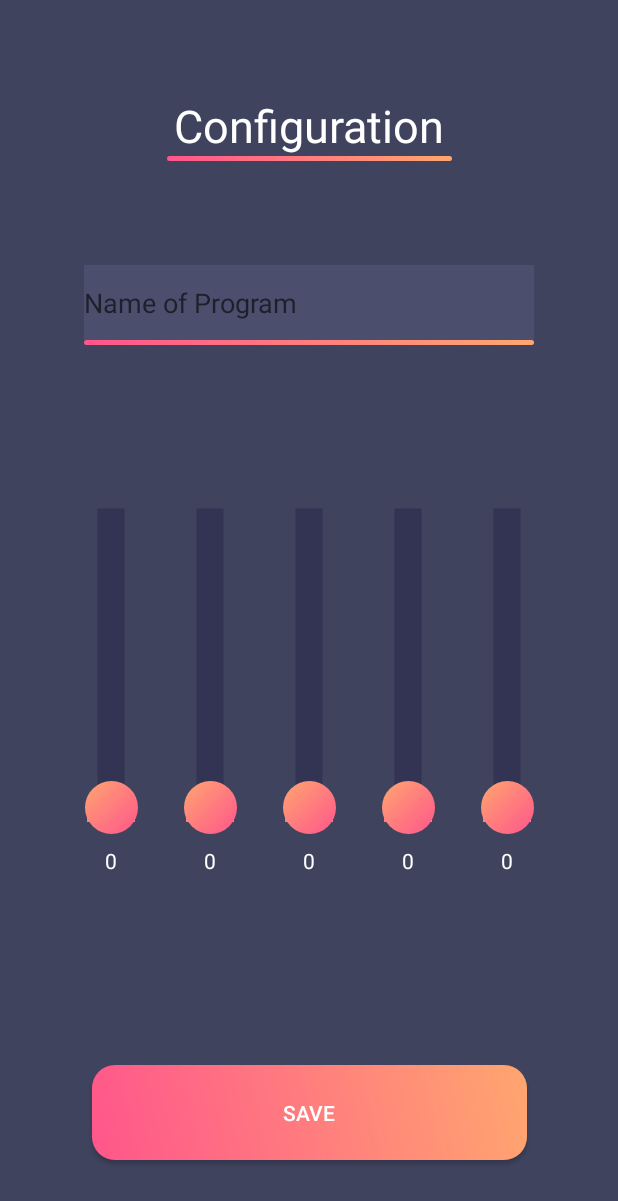
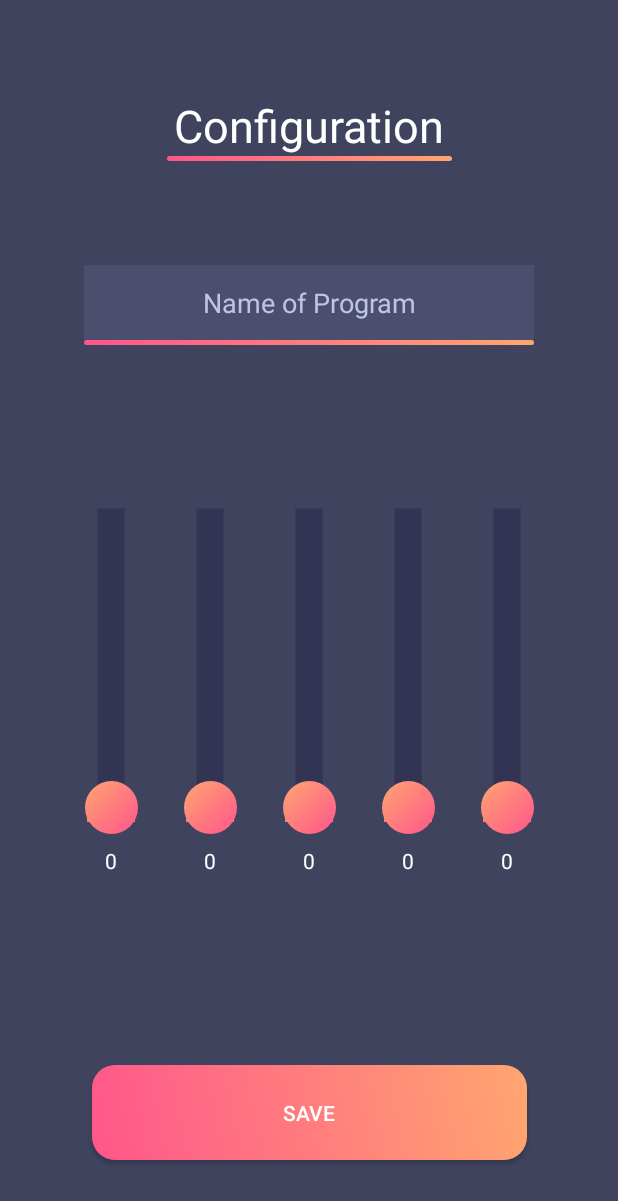
Before and after one commit to jdkramhoft/Audientes, an Android app: the Modes_Tab1 screen opened directly, with no data from a screen before it, after a tap on "ADD CUSTOM MODE", on a phone screen of 412 x 824 dp. Shown: the top 1201 px of the screen. Run offline under Robolectric (Android 15) with nearby library versions, the phone set to English and light mode, and no system bars; our stand-ins replace Room's generated code; libraries missing offline, so code that uses them is left out: com.github.mikephil.charting; 49 statements that could not run were skipped; 3 other taps on this screen came first.

Commit message:
updated visuals in Edit program

```diff
--- a/app/src/main/java/a3/audientes/fragments/Modes_Tab1.java
+++ b/app/src/main/java/a3/audientes/fragments/Modes_Tab1.java
@@ -52,7 +52,6 @@ public class Modes_Tab1 extends Fragment implements View.OnClickListener, View.O
 
     @Override
     public View onCreateView(LayoutInflater inflater, ViewGroup container, Bundle savedInstanceState) {
-        //TODO for testing only
 
         programviewmodel = ViewModelProviders.of(this).get(ProgramViewModel.class);
         programList = programManager.getProgramList();
--- a/app/src/main/res/drawable/xml_program_selected.xml
+++ b/app/src/main/res/drawable/xml_program_selected.xml
@@ -1,6 +1,5 @@
-<ripple  xmlns:android="http://schemas.android.com/apk/res/android" android:color="#AA584E8B">
-    <item android:id="@+id/gradientDrawable" >
-        <shape android:shape="rectangle">
+<shape android:shape="rectangle"
+    xmlns:android="http://schemas.android.com/apk/res/android">
             <gradient
                 android:angle="225"
                 android:startColor="#AEAEAE"
@@ -10,5 +9,3 @@
                 android:bottomLeftRadius="19dp"
                 />
         </shape>
-    </item>
-</ripple>
--- a/app/src/main/res/layout/layout_edit_program.xml
+++ b/app/src/main/res/layout/layout_edit_program.xml
@@ -75,8 +75,11 @@
         android:layout_height="50dp"
         android:background="#6B5B6080"
         android:ems="10"
+        android:gravity="center"
         android:hint="Name of Program"
+        android:textColorHint="@color/lightPurple"
         android:inputType="textPersonName"
+        android:textColor="#FEFEFE"
         app:layout_constraintBottom_toTopOf="@+id/guideline16"
         app:layout_constraintEnd_toStartOf="@+id/guideline19"
         app:layout_constraintStart_toStartOf="@+id/guideline18"
```
